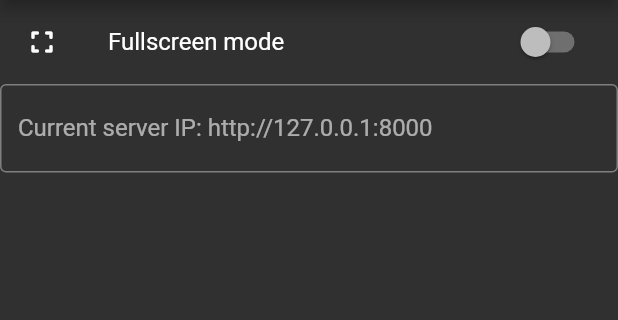
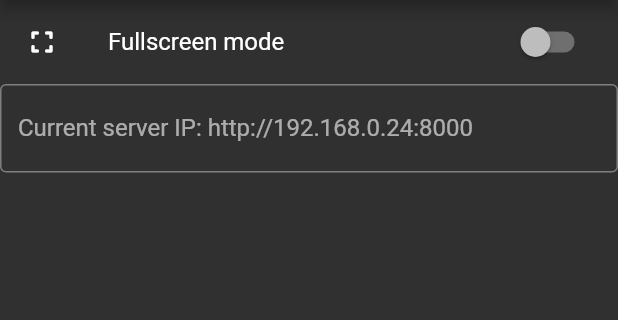
Before and after one commit to metxx/pcb_printer_flutter_app, a Flutter app: the screen it shows after launch, item 2 of the bottom bar chosen, on a phone screen of 412 x 824 dp, the part 84-404 px from its top. Run offline on Flutter 3.47's test engine with Material 2 defaults, Android fonts, the phone set to English and light mode, and no system bars; our stand-ins replace file_picker; missing offline and left inert: measured_size; network calls fail.

```diff
--- a/lib/global_variables.dart
+++ b/lib/global_variables.dart
@@ -3,7 +3,7 @@ library baka_control.globals;
 import 'package:http/http.dart' as http;
 import 'dart:convert';
 
-String server_ip = 'http://127.0.0.1:8000';
+String server_ip = 'http://192.168.0.24:8000';
 int scale = 1;
 bool is_positive = false;
 bool is_mirror = false;
```
Also changed, not shown: lib/control_widget.dart (+4 -48 lines).
